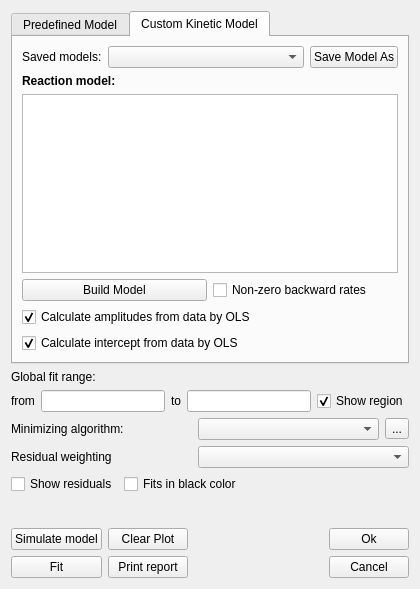
Old version of the form spectramanipulator/dialogs/gui_fit_widget.ui in the repository dmadea/Spectra-Manipulator.
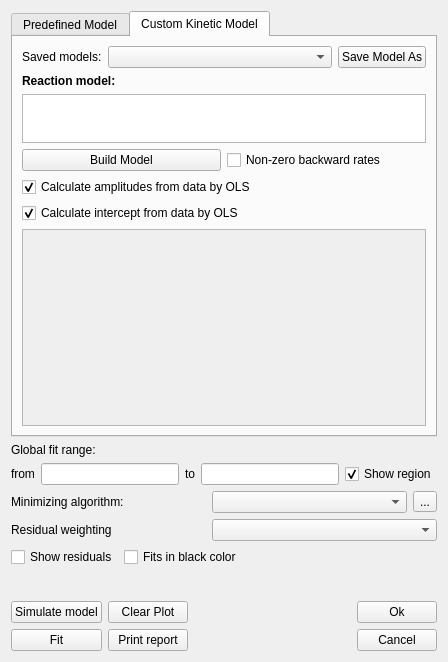
New version of the form. The open tabs and pages were chosen to show the change. Custom widgets are drawn as their Qt base class.

Commit message: scroll area added, scroll disabled form inside

```diff
--- a/spectramanipulator/dialogs/gui_fit_widget.ui
+++ b/spectramanipulator/dialogs/gui_fit_widget.ui
@@ -6,8 +6,8 @@
    <rect>
     <x>0</x>
     <y>0</y>
-    <width>420</width>
-    <height>589</height>
+    <width>448</width>
+    <height>662</height>
    </rect>
   </property>
   <property name="windowTitle">
@@ -125,21 +125,21 @@
            <item>
             <widget class="QPlainTextEdit" name="pteScheme">
              <property name="sizePolicy">
-              <sizepolicy hsizetype="Ignored" vsizetype="Ignored">
+              <sizepolicy hsizetype="Expanding" vsizetype="Ignored">
                <horstretch>0</horstretch>
-               <verstretch>4</verstretch>
+               <verstretch>1</verstretch>
               </sizepolicy>
              </property>
              <property name="minimumSize">
               <size>
                <width>0</width>
-               <height>0</height>
+               <height>30</height>
               </size>
              </property>
              <property name="maximumSize">
               <size>
                <width>16777215</width>
-               <height>300</height>
+               <height>100</height>
               </size>
              </property>
              <property name="plainText">
@@ -188,6 +188,35 @@
              </property>
             </widget>
            </item>
+           <item>
+            <widget class="QScrollArea" name="scrollAreaCustomModel">
+             <property name="sizePolicy">
+              <sizepolicy hsizetype="Expanding" vsizetype="Expanding">
+               <horstretch>0</horstretch>
+               <verstretch>4</verstretch>
+              </sizepolicy>
+             </property>
+             <property name="verticalScrollBarPolicy">
+              <enum>Qt::ScrollBarAsNeeded</enum>
+             </property>
+             <property name="horizontalScrollBarPolicy">
+              <enum>Qt::ScrollBarAsNeeded</enum>
+             </property>
+             <property name="widgetResizable">
+              <bool>true</bool>
+             </property>
+             <widget class="QWidget" name="scrollAreaCustomModelContent">
+              <property name="geometry">
+               <rect>
+                <x>0</x>
+                <y>0</y>
+                <width>400</width>
+                <height>212</height>
+               </rect>
+              </property>
+             </widget>
+            </widget>
+           </item>
           </layout>
          </item>
         </layout>
```
Left out of the diff: 25 changed lines with no effect on the pictures. The commit also changes 2 other files.
